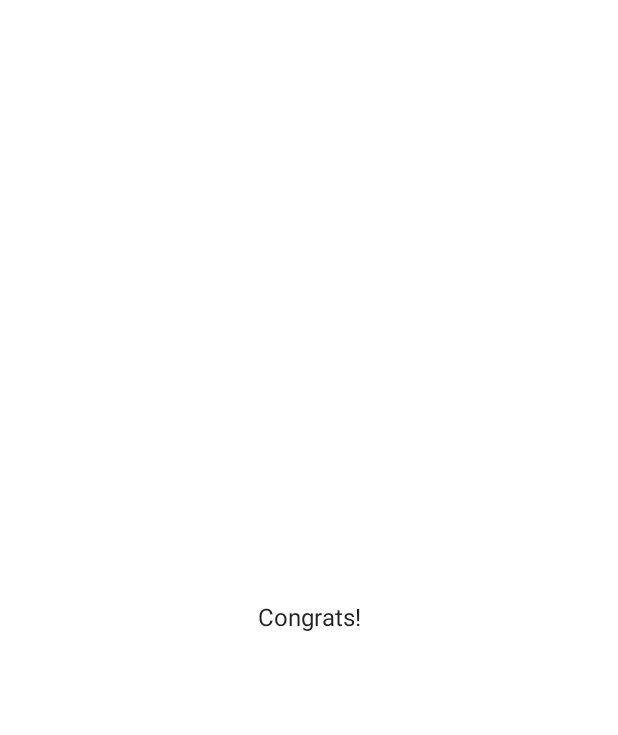
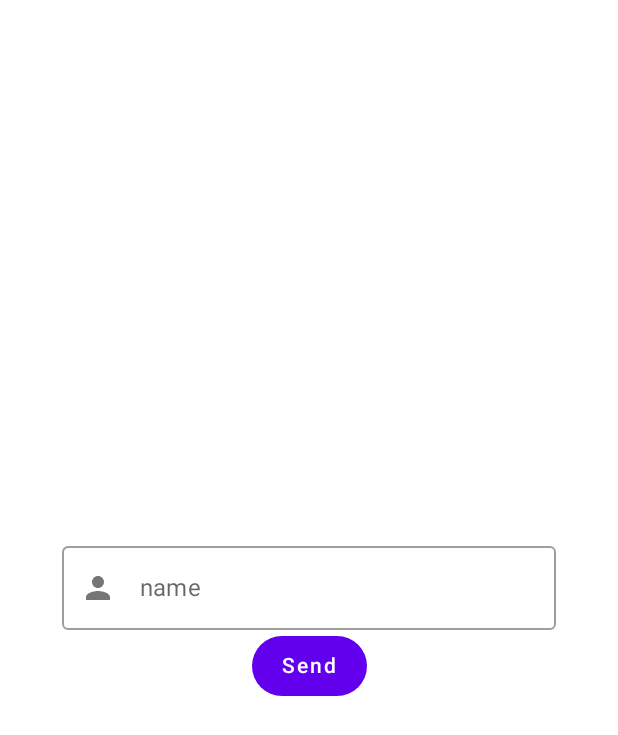
Before and after one commit to Ryosuke-Androiddev/Compose-ViewPager, an Android app built with Jetpack Compose: the SecondLayout screen opened through its navigation route, on a phone screen of 412 x 824 dp. Before the commit the part shown is almost empty. Shown: the top 735 px of the screen. Run offline under Robolectric (Android 15) with nearby library versions, the phone set to English and light mode, and no system bars; our stand-ins replace accompanist; 1 statement that could not run was skipped.

Commit message:
navigatin with arguments

```diff
--- a/app/src/main/java/com/example/viewpager/ui/navigation/AnimationNav.kt
+++ b/app/src/main/java/com/example/viewpager/ui/navigation/AnimationNav.kt
@@ -1,5 +1,6 @@
 package com.example.viewpager.ui.navigation
 
+import android.widget.Space
 import androidx.compose.animation.core.Spring
 import androidx.compose.animation.core.animateDpAsState
 import androidx.compose.animation.core.spring
@@ -7,31 +8,41 @@ import androidx.compose.foundation.Image
 import androidx.compose.foundation.background
 import androidx.compose.foundation.layout.*
 import androidx.compose.foundation.shape.CircleShape
+import androidx.compose.foundation.text.KeyboardOptions
 import androidx.compose.material.*
 import androidx.compose.material.icons.Icons
+import androidx.compose.material.icons.filled.Person
 import androidx.compose.material.icons.outlined.KeyboardArrowLeft
-import androidx.compose.runtime.Composable
-import androidx.compose.runtime.rememberCoroutineScope
+import androidx.compose.runtime.*
 import androidx.compose.ui.Alignment
 import androidx.compose.ui.Modifier
 import androidx.compose.ui.draw.clip
+import androidx.compose.ui.focus.focusModifier
 import androidx.compose.ui.res.painterResource
 import androidx.compose.ui.res.stringResource
 import androidx.compose.ui.text.font.FontWeight
+import androidx.compose.ui.text.input.ImeAction
+import androidx.compose.ui.text.input.KeyboardType
 import androidx.compose.ui.text.style.TextAlign
 import androidx.compose.ui.unit.dp
 import androidx.compose.ui.unit.sp
 import androidx.navigation.NavController
+import androidx.navigation.NavType
 import androidx.navigation.compose.NavHost
 import androidx.navigation.compose.composable
+import androidx.navigation.compose.navArgument
 import androidx.navigation.compose.rememberNavController
 import com.example.viewpager.ui.onboard.OnBoardingItem
+import com.example.viewpager.utility.Constants.NAVIGATION_KEY
 import com.example.viewpager.utility.Constants.SECOND_SCREEN
+import com.example.viewpager.utility.Constants.THIRD_SCREEN
+import com.example.viewpager.utility.Constants.THIRD_SCREEN_ROUTE
 import com.example.viewpager.utility.Constants.TOP_SCREEN
 import com.google.accompanist.pager.ExperimentalPagerApi
 import com.google.accompanist.pager.HorizontalPager
 import com.google.accompanist.pager.rememberPagerState
 import kotlinx.coroutines.launch
+import kotlin.collections.mutableListOf
 
 @ExperimentalPagerApi
 @Composable
@@ -40,13 +51,25 @@ fun ViewPagerAndNavigation(){
     val navController = rememberNavController()
     NavHost(
         navController = navController,
-        startDestination = TOP_SCREEN
+        startDestination = Screen.TopScreen.route
     ){
-        composable(route = TOP_SCREEN){
+        composable(route = Screen.TopScreen.route){
             ViewPagerLayout(navController = navController)
         }
-        composable(route = SECOND_SCREEN){
-            SecondLayout()
+        composable(route = Screen.SecondScreen.route){
+            SecondLayout(navController = navController)
+        }
+        composable(
+            route = Screen.ThirdScreen.route + "/{name}",
+            arguments = listOf(
+                navArgument(NAVIGATION_KEY){
+                    type = NavType.StringType
+                    defaultValue = "You"
+                    nullable = true
+                }
+            )
+        ){ entry ->
+            ThirdScreen(name = entry.arguments?.getString(NAVIGATION_KEY))
         }
     }
 }
@@ -102,7 +125,7 @@ fun TopSection(navController: NavController){
 
         //back button
         IconButton(
-            onClick = {navController.navigate(SECOND_SCREEN)},
+            onClick = {navController.navigate(Screen.SecondScreen.route)},
             modifier = Modifier.align(Alignment.CenterStart) // change Alignment value to understand crystal clear.
         ) {
             Icon(Icons.Outlined.KeyboardArrowLeft,null)
@@ -110,7 +133,7 @@ fun TopSection(navController: NavController){
 
         //skip button
         TextButton(
-            onClick = {navController.navigate(SECOND_SCREEN)},
+            onClick = {navController.navigate(Screen.SecondScreen.route)},
             modifier = Modifier.align(Alignment.CenterEnd)
         ) {
             Text("Skip",color = MaterialTheme.colors.onBackground)
@@ -211,13 +234,68 @@ fun OnBoardingItems(
 // SECOND
 
 @Composable
-fun SecondLayout(){
+fun SecondLayout(navController: NavController){
+    var text by remember {
+        mutableStateOf("")
+    }
     Column(
         modifier = Modifier
             .fillMaxSize(),
         horizontalAlignment = Alignment.CenterHorizontally,
         verticalArrangement = Arrangement.Center
     ) {
-        Text(text = "Congrats!")
+        OutlinedTextField(
+            value = text,
+            onValueChange = {
+                text = it
+            },
+            label = {
+                    Text(text = "name")
+            },
+            keyboardOptions = KeyboardOptions(
+                keyboardType = KeyboardType.Email,
+                imeAction = ImeAction.Go
+            ),
+            leadingIcon= {
+                           IconButton(onClick = {}) {
+                               Icon(
+                                   imageVector = Icons.Filled.Person,
+                                   contentDescription = "people")
+                           }
+            },
+            modifier = Modifier
+                .fillMaxWidth(0.8f)
+        )
+        RoundedButton(text = text, navController = navController)
     }
 }
+
+@Composable
+fun RoundedButton(
+    text: String,
+    navController: NavController,
+){
+        Button(
+            onClick = {
+                navController.navigate(Screen.ThirdScreen.withArgs(text))
+            },
+            shape = CircleShape,
+            elevation = ButtonDefaults.elevation(0.dp,0.dp),
+            contentPadding = PaddingValues(20.dp,12.dp)
+        ) {
+            Text(text = "Send")
+        }
+}
+
+// Third Screen
+
+@Composable
+fun ThirdScreen(name: String?){
+    Box(
+        contentAlignment = Alignment.TopCenter,
+        modifier = Modifier.fillMaxSize()
+    ) {
+        Text(text = "$name Memorize these phases.",
+            Modifier.padding(50.dp))
+    }
+}
--- a/app/src/main/java/com/example/viewpager/utility/Constants.kt
+++ b/app/src/main/java/com/example/viewpager/utility/Constants.kt
@@ -5,4 +5,9 @@ object Constants {
     const val TOP_SCREEN = "top"
 
     const val SECOND_SCREEN = "second"
+
+    const val THIRD_SCREEN = "third"
+    const val THIRD_SCREEN_ROUTE = "third/{name}"
+
+    const val NAVIGATION_KEY = "name"
 }
--- /dev/null
+++ b/app/src/main/java/com/example/viewpager/utility/TextInput.kt
@@ -0,0 +1 @@
+package com.example.viewpager.utility
```
Also changed, not shown: app/src/main/java/com/example/viewpager/ui/navigation/Screen.kt (added, +17 -0 lines).
